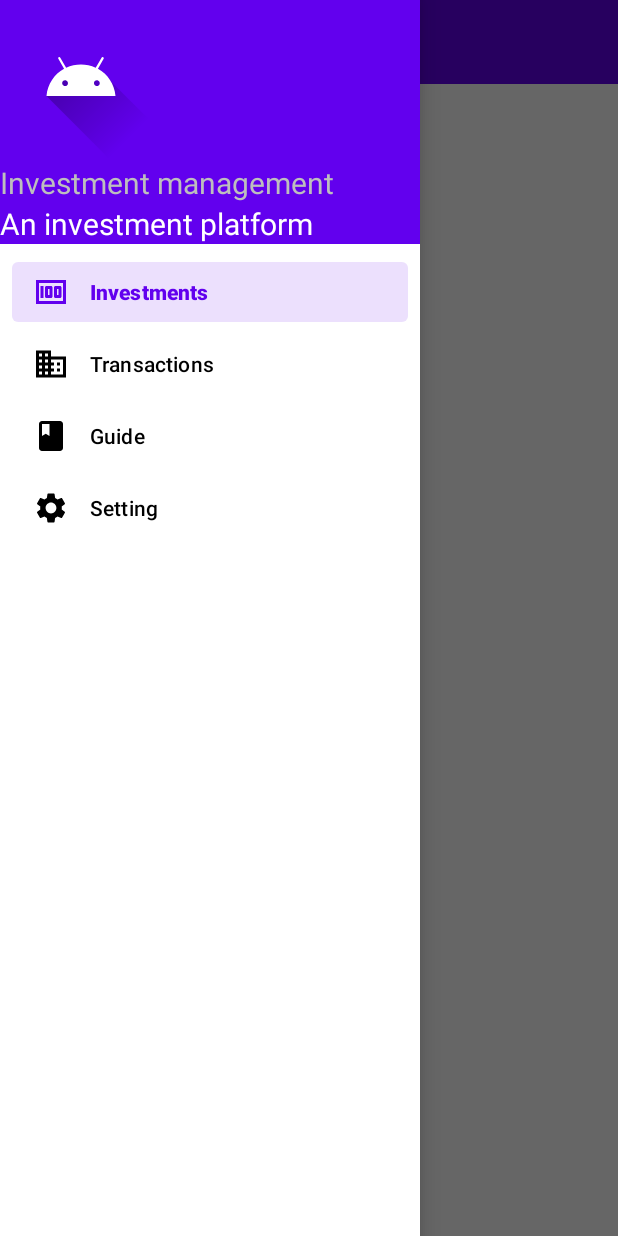
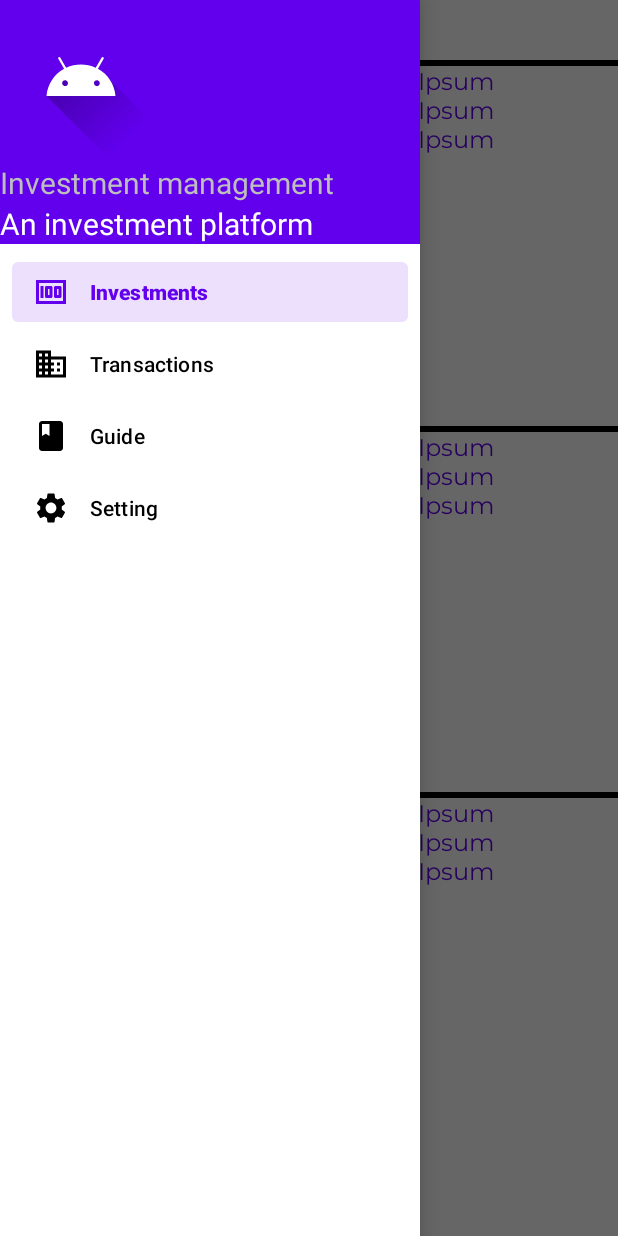
Before and after one commit to Yuhao-1999/Investment-Management, an Android app: the InvestmentFragment screen opened directly, with no data from a screen before it, with the side drawer open, on a phone screen of 412 x 824 dp. Run offline under Robolectric (Android 15) with nearby library versions, the phone set to English and light mode, and no system bars.

Commit message:
recycler view

```diff
--- /dev/null
+++ b/app/src/main/java/com/example/investmentmanagement/Views/InvestmentAdapter.java
@@ -0,0 +1,53 @@
+package com.example.investmentmanagement.Views;
+
+import android.view.LayoutInflater;
+import android.view.View;
+import android.view.ViewGroup;
+import android.widget.TextView;
+
+import androidx.annotation.NonNull;
+import androidx.recyclerview.widget.RecyclerView;
+
+import com.example.investmentmanagement.Models.Investment;
+import com.example.investmentmanagement.R;
+
+import java.util.List;
+
+public class InvestmentAdapter extends RecyclerView.Adapter<InvestmentAdapter.ViewHolder> {
+
+    List<Investment> investmentList;
+
+    public InvestmentAdapter(List<Investment> investmentList) {
+        this.investmentList = investmentList;
+    }
+
+    @NonNull
+    @Override
+    public InvestmentAdapter.ViewHolder onCreateViewHolder(@NonNull ViewGroup parent, int viewType) {
+        LayoutInflater inflater = LayoutInflater.from(parent.getContext());
+        View view = inflater.inflate(R.layout.investment_item
+                ,parent,false);
+        return new ViewHolder(view);
+    }
+
+    @Override
+    public void onBindViewHolder(@NonNull InvestmentAdapter.ViewHolder holder, int position) {
+        holder.item_title.setText(investmentList.get(position).getTitle());
+        holder.description.setText(investmentList.get(position).getDescription());
+    }
+
+    @Override
+    public int getItemCount() {
+        return investmentList.size();
+    }
+
+    public class ViewHolder extends RecyclerView.ViewHolder {
+        TextView item_title;
+        TextView description;
+        public ViewHolder(@NonNull View itemView) {
+            super(itemView);
+            item_title = itemView.findViewById(R.id.title);
+            description = itemView.findViewById(R.id.description);
+        }
+    }
+}
--- a/app/src/main/java/com/example/investmentmanagement/Views/MainPage.java
+++ b/app/src/main/java/com/example/investmentmanagement/Views/MainPage.java
@@ -52,7 +52,6 @@ public class MainPage extends AppCompatActivity {
                         temp=new InvestmentFragment();
 
                         break;
-
                     case R.id.transactions_fragment:
                         temp=new TransactionsFragment();
                         break;
```
Also changed, not shown: app/src/main/res/layout/investment_item.xml (added, +40 -0 lines).
